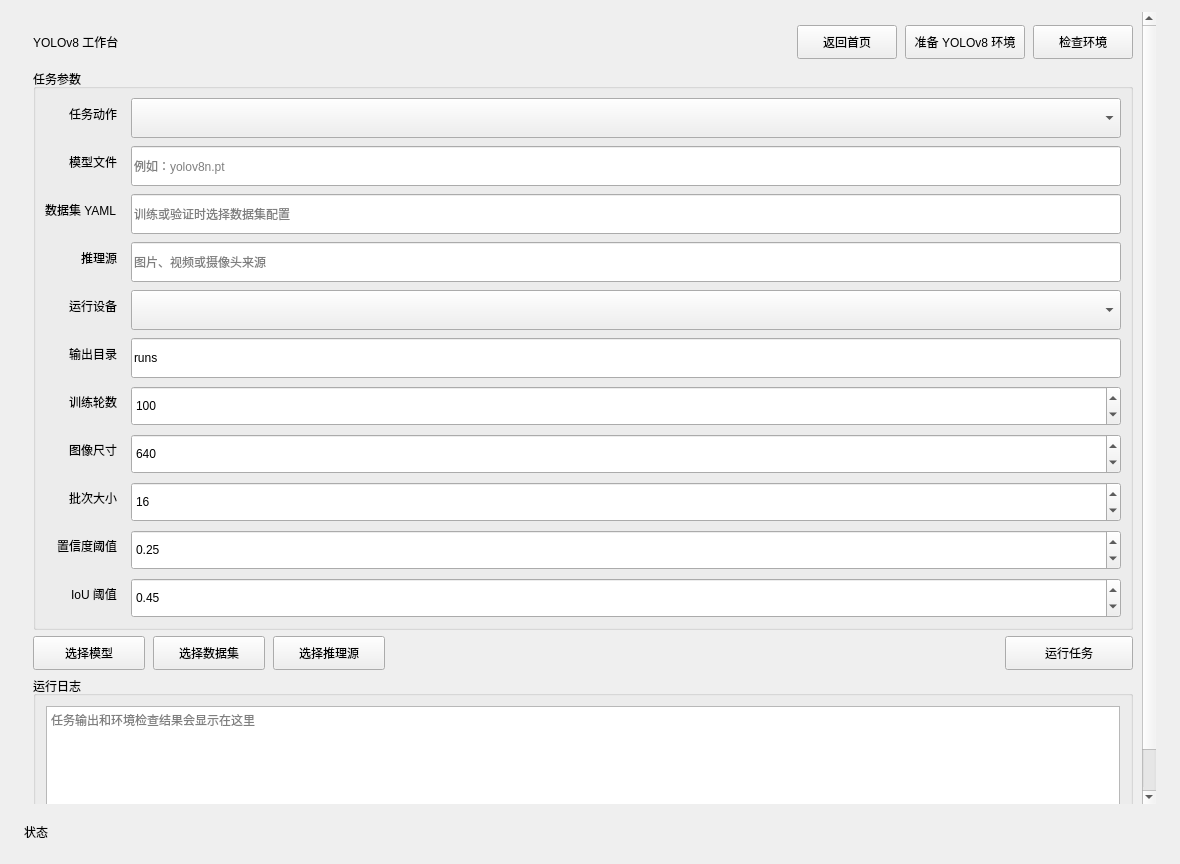
The window that ui/yoloworkbenchpage.ui (wlc2452282501/Easy-CV) describes before a commit, drawn with Qt 5.
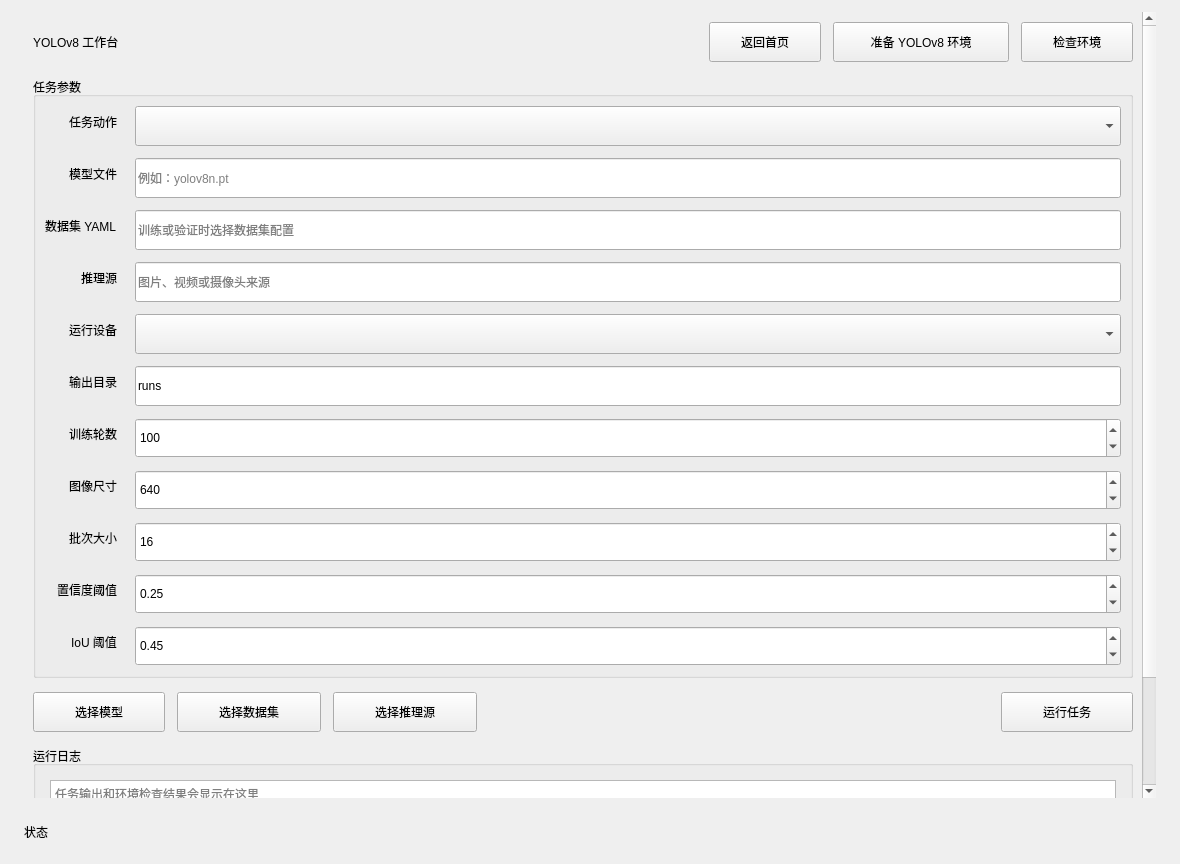
The same window after the commit.

Diff of the .ui file:
```diff
--- a/ui/yoloworkbenchpage.ui
+++ b/ui/yoloworkbenchpage.ui
@@ -15,7 +15,7 @@
   </property>
   <layout class="QVBoxLayout" name="rootLayout">
    <property name="spacing">
-    <number>8</number>
+    <number>14</number>
    </property>
    <property name="leftMargin">
     <number>24</number>
@@ -39,10 +39,13 @@
      </property>
      <widget class="QWidget" name="scrollContent">
       <layout class="QVBoxLayout" name="contentLayout">
+       <property name="spacing">
+        <number>14</number>
+       </property>
    <item>
     <layout class="QHBoxLayout" name="headerLayout">
      <property name="spacing">
-      <number>12</number>
+      <number>16</number>
      </property>
      <item>
       <widget class="QLabel" name="pageTitle">
@@ -76,14 +79,14 @@
      <item>
       <layout class="QHBoxLayout" name="topBar">
        <property name="spacing">
-        <number>8</number>
+        <number>12</number>
        </property>
        <item>
         <widget class="QPushButton" name="backButton">
          <property name="minimumSize">
           <size>
-           <width>100</width>
-           <height>34</height>
+           <width>112</width>
+           <height>40</height>
           </size>
          </property>
          <property name="text">
@@ -95,8 +98,8 @@
         <widget class="QPushButton" name="prepareButton">
          <property name="minimumSize">
           <size>
-           <width>120</width>
-           <height>34</height>
+           <width>176</width>
+           <height>40</height>
           </size>
          </property>
          <property name="text">
@@ -108,8 +111,8 @@
         <widget class="QPushButton" name="inspectButton">
          <property name="minimumSize">
           <size>
-           <width>100</width>
-           <height>34</height>
+           <width>112</width>
+           <height>40</height>
           </size>
          </property>
          <property name="text">
@@ -137,10 +140,10 @@
        <set>Qt::AlignRight|Qt::AlignTrailing|Qt::AlignVCenter</set>
       </property>
       <property name="horizontalSpacing">
-       <number>14</number>
+       <number>18</number>
       </property>
       <property name="verticalSpacing">
-       <number>8</number>
+       <number>12</number>
       </property>
       <item row="0" column="0">
        <widget class="QLabel" name="actionLabel">
@@ -162,7 +165,7 @@
         </property>
         <property name="minimumSize">
          <size>
-          <width>300</width>
+           <width>320</width>
           <height>40</height>
          </size>
         </property>
@@ -185,7 +188,7 @@
         </property>
         <property name="minimumSize">
          <size>
-          <width>300</width>
+           <width>320</width>
           <height>40</height>
          </size>
         </property>
@@ -211,7 +214,7 @@
         </property>
         <property name="minimumSize">
          <size>
-          <width>300</width>
+           <width>320</width>
           <height>40</height>
          </size>
         </property>
@@ -237,7 +240,7 @@
         </property>
         <property name="minimumSize">
          <size>
-          <width>300</width>
+           <width>320</width>
           <height>40</height>
          </size>
         </property>
@@ -263,7 +266,7 @@
         </property>
         <property name="minimumSize">
          <size>
-          <width>300</width>
+           <width>320</width>
           <height>40</height>
          </size>
         </property>
@@ -286,7 +289,7 @@
         </property>
         <property name="minimumSize">
          <size>
-          <width>300</width>
+           <width>320</width>
           <height>40</height>
          </size>
         </property>
@@ -312,7 +315,7 @@
         </property>
         <property name="minimumSize">
          <size>
-          <width>300</width>
+           <width>320</width>
           <height>40</height>
          </size>
         </property>
@@ -344,7 +347,7 @@
         </property>
         <property name="minimumSize">
          <size>
-          <width>300</width>
+           <width>320</width>
           <height>40</height>
          </size>
         </property>
@@ -379,7 +382,7 @@
         </property>
         <property name="minimumSize">
          <size>
-          <width>300</width>
+           <width>320</width>
           <height>40</height>
          </size>
         </property>
@@ -411,7 +414,7 @@
         </property>
         <property name="minimumSize">
          <size>
-          <width>300</width>
+           <width>320</width>
           <height>40</height>
          </size>
         </property>
@@ -446,7 +449,7 @@
         </property>
         <property name="minimumSize">
          <size>
-          <width>300</width>
+           <width>320</width>
           <height>40</height>
          </size>
         </property>
@@ -470,14 +473,14 @@
    <item>
     <layout class="QHBoxLayout" name="browseButtons">
      <property name="spacing">
-      <number>8</number>
+      <number>12</number>
      </property>
      <item>
       <widget class="QPushButton" name="modelButton">
        <property name="minimumSize">
         <size>
-         <width>112</width>
-         <height>34</height>
+         <width>132</width>
+         <height>40</height>
         </size>
        </property>
        <property name="text">
@@ -489,8 +492,8 @@
       <widget class="QPushButton" name="dataButton">
        <property name="minimumSize">
         <size>
-         <width>112</width>
-         <height>34</height>
+         <width>144</width>
+         <height>40</height>
         </size>
        </property>
        <property name="text">
@@ -502,8 +505,8 @@
       <widget class="QPushButton" name="sourceButton">
        <property name="minimumSize">
         <size>
-         <width>112</width>
-         <height>34</height>
+         <width>144</width>
+         <height>40</height>
         </size>
        </property>
        <property name="text">
@@ -528,8 +531,8 @@
       <widget class="QPushButton" name="runButton">
        <property name="minimumSize">
         <size>
-         <width>128</width>
-         <height>34</height>
+         <width>132</width>
+         <height>40</height>
         </size>
        </property>
        <property name="text">
@@ -552,16 +555,16 @@
      </property>
      <layout class="QVBoxLayout" name="logLayout">
       <property name="leftMargin">
-       <number>10</number>
+       <number>14</number>
       </property>
       <property name="topMargin">
-       <number>10</number>
+       <number>14</number>
       </property>
       <property name="rightMargin">
-       <number>10</number>
+       <number>14</number>
       </property>
       <property name="bottomMargin">
-       <number>10</number>
+       <number>14</number>
       </property>
       <item>
        <widget class="QTextEdit" name="log">
```
